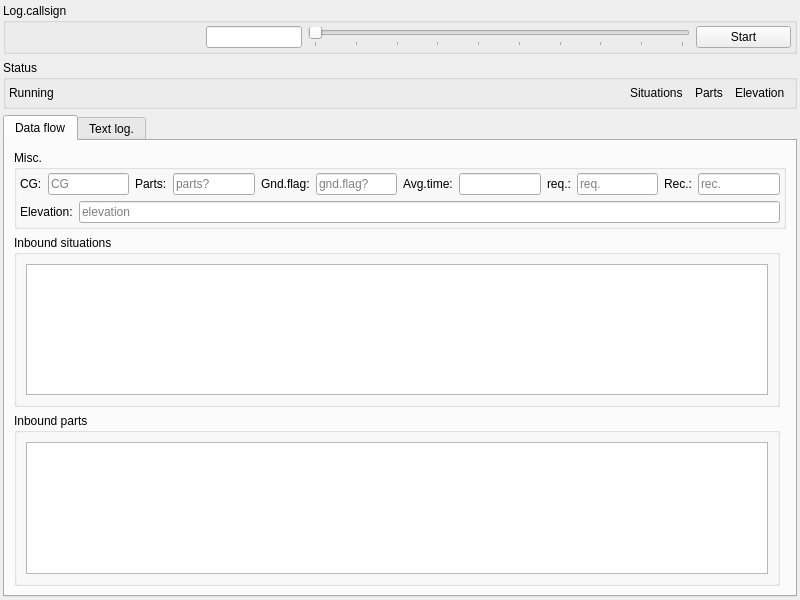
Qt form src/blackgui/components/interpolationlogdisplay.ui (swift-project/pilotclient) before a commit.
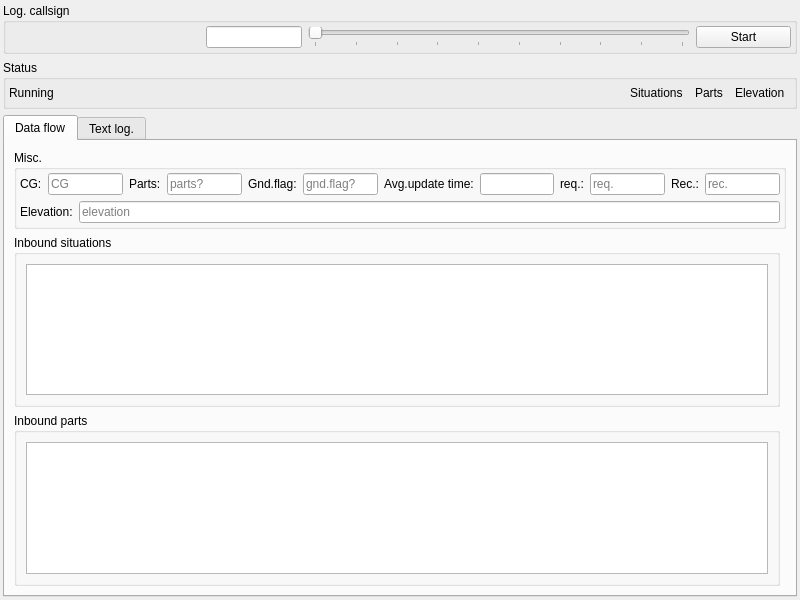
The same form after that commit. Custom widgets are drawn as their Qt base class.

Commit message: Ref T270, display average value as double in log display

The edit to the form file:
```diff
--- a/src/blackgui/components/interpolationlogdisplay.ui
+++ b/src/blackgui/components/interpolationlogdisplay.ui
@@ -29,7 +29,7 @@
    <item>
     <widget class="QGroupBox" name="gb_LogCallsign">
      <property name="title">
-      <string>Log.callsign</string>
+      <string>Log. callsign</string>
      </property>
      <layout class="QHBoxLayout" name="hl_LogCallsign" stretch="2,1,4,1">
       <property name="leftMargin">
@@ -280,7 +280,7 @@
              <item>
               <widget class="QLabel" name="lbl_AverageUpdateTime">
                <property name="text">
-                <string>Avg.time:</string>
+                <string>Avg.update time:</string>
                </property>
               </widget>
              </item>
```
The commit also changes 1 other file.
